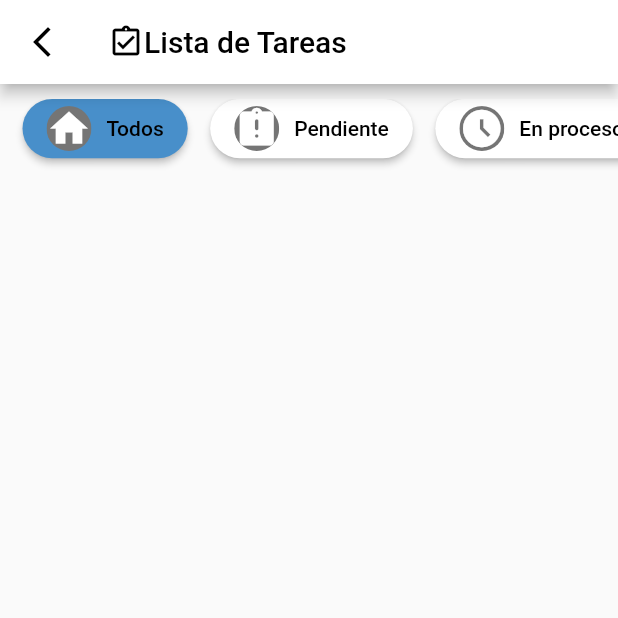
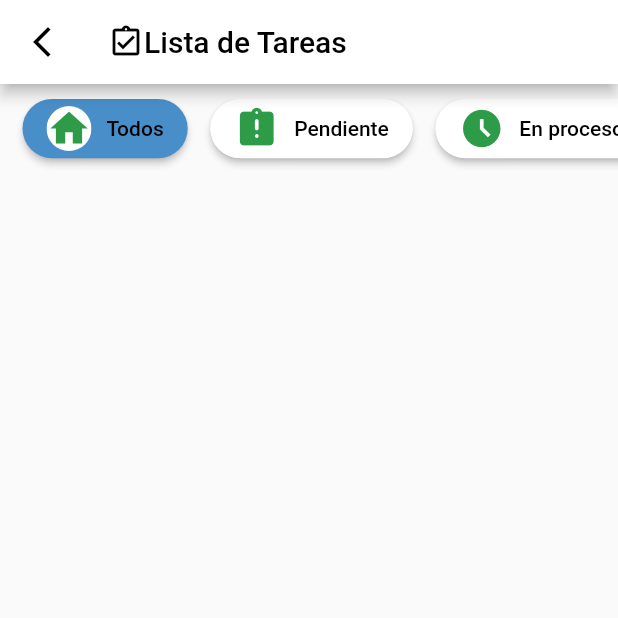
Before and after one commit to valfonsoardila/YourJob-App, a Flutter app: the TaskListView screen opened directly, on a phone screen of 412 x 824 dp, the top half of it. Run offline on Flutter 3.47's test engine with Material 2 defaults, Android fonts, the light colour scheme and no system bars; our stand-ins replace animate_do, animated_text_kit, connectivity, curved_navigation_bar, get, shared_preferences and 1 more; accounts and stored records are empty; statements that could not run were skipped.

Commit message:
Diseño de filtros agregados

```diff
--- a/lib/ui/views/task_list_view.dart
+++ b/lib/ui/views/task_list_view.dart
@@ -85,10 +85,10 @@ class _TaskListViewState extends State<TaskListView> {
               ClipRRect(
                 borderRadius: BorderRadius.circular(30),
                 child: Container(
-                  color: Colors.grey.shade600,
+                  color: Colors.white,
                   child: Icon(
                     itemIcons[int.parse(e.id)],
-                    color: Colors.white,
+                    color: Color.fromARGB(255, 46, 155, 73),
                     size: 30,
                   ),
                 ),
```
